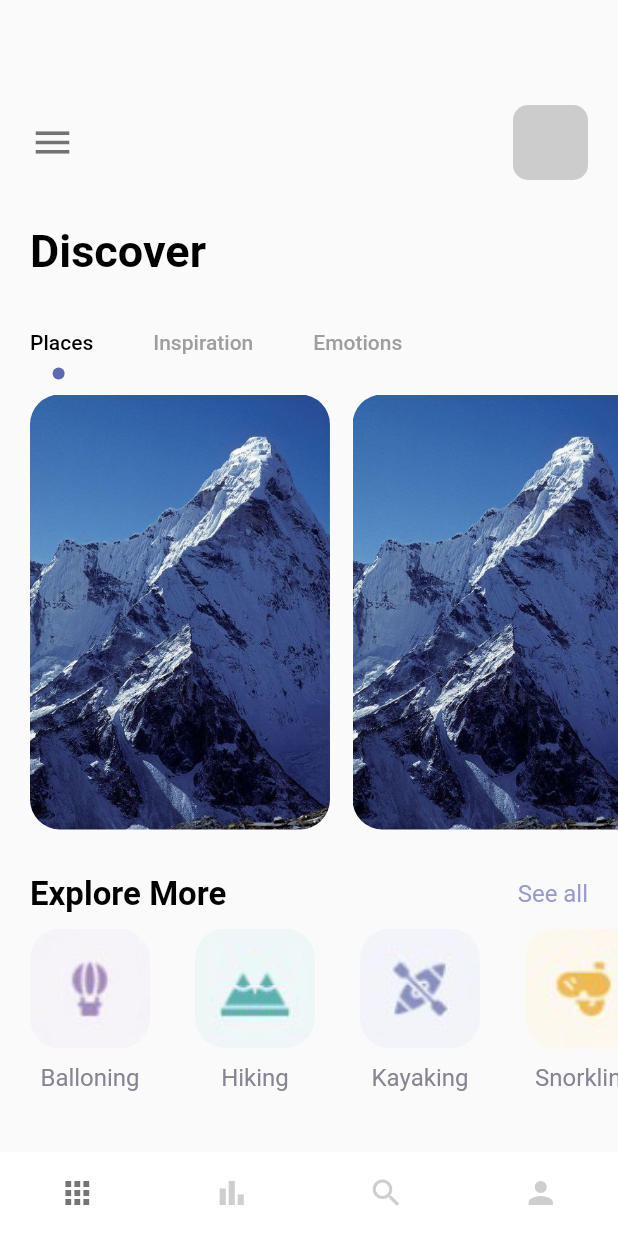
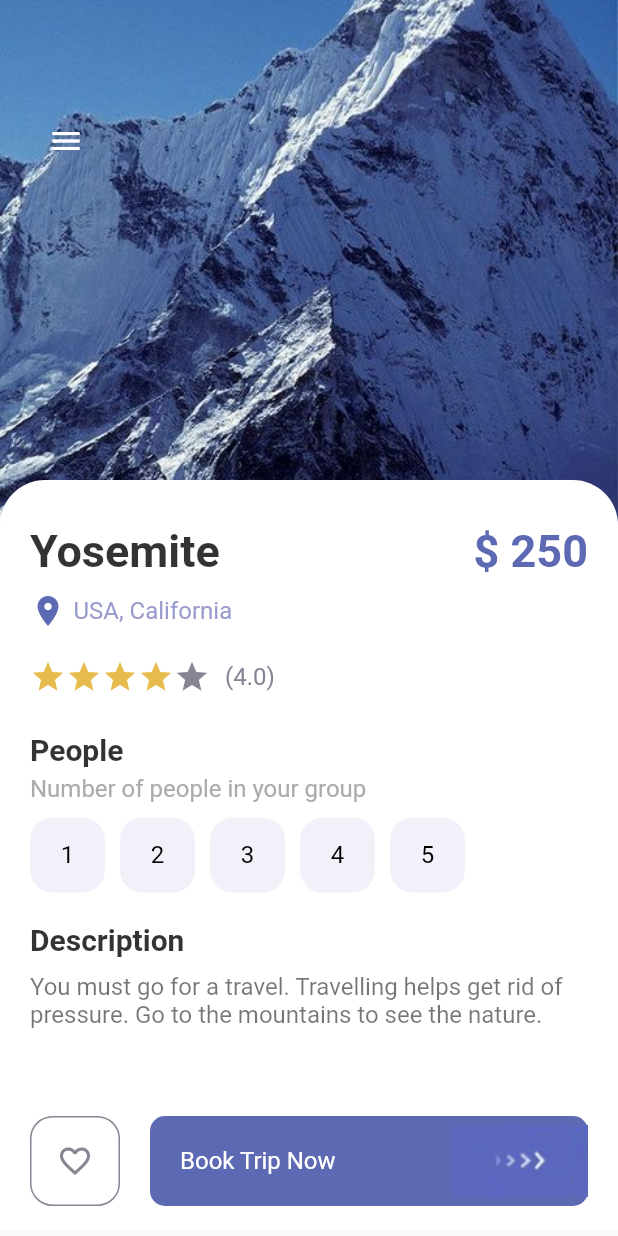
Before and after one commit to mamaM4U/flutter_cubit_trip_tips_app, a Flutter app: the screen it shows after launch, on a phone screen of 412 x 824 dp. Run offline on Flutter 3.47's test engine with Material 2 defaults, Android fonts, the phone set to English and light mode, and no system bars.

Commit message:
ui detail

```diff
--- a/lib/main.dart
+++ b/lib/main.dart
@@ -1,4 +1,5 @@
 import 'package:flutter/material.dart';
+import 'package:flutter_cubit_trip_tips_app/pages/detail_page.dart';
 import 'package:flutter_cubit_trip_tips_app/pages/navpages/main_page.dart';
 import 'package:flutter_cubit_trip_tips_app/pages/welcome_page.dart';
 
@@ -26,7 +27,7 @@ class MyApp extends StatelessWidget {
         // is not restarted.
         primarySwatch: Colors.blue,
       ),
-      home: const MainPage(),
+      home: const DetailPage(),
     );
   }
 }
--- /dev/null
+++ b/lib/pages/detail_page.dart
@@ -0,0 +1,169 @@
+import 'package:flutter/cupertino.dart';
+import 'package:flutter/material.dart';
+import 'package:flutter_cubit_trip_tips_app/constants/colors.dart';
+import 'package:flutter_cubit_trip_tips_app/widgets/app_button.dart';
+import 'package:flutter_cubit_trip_tips_app/widgets/app_large_text.dart';
+import 'package:flutter_cubit_trip_tips_app/widgets/app_text.dart';
+import 'package:flutter_cubit_trip_tips_app/widgets/responsive_button.dart';
+
+class DetailPage extends StatefulWidget {
+  const DetailPage({Key? key}) : super(key: key);
+
+  @override
+  _DetailPageState createState() => _DetailPageState();
+}
+
+class _DetailPageState extends State<DetailPage> {
+  int gottenStars = 4;
+  int selectedIndex = -1;
+  @override
+  Widget build(BuildContext context) {
+    return Scaffold(
+      body: Container(
+        width: double.maxFinite,
+        height: double.maxFinite,
+        child: Stack(
+          children: [
+            Positioned(
+                left: 0,
+                right: 0,
+                child: Container(
+                    width: double.maxFinite,
+                    height: 350,
+                    decoration: BoxDecoration(
+                        image: DecorationImage(
+                            image: AssetImage("assets/mountain.jpeg"),
+                            fit: BoxFit.cover)))),
+            Positioned(
+                left: 20,
+                top: 70,
+                child: Row(
+                  children: [
+                    IconButton(
+                      onPressed: () {},
+                      icon: Icon(Icons.menu),
+                      color: Colors.white,
+                    ),
+                  ],
+                )),
+            Positioned(
+                top: 320,
+                child: Container(
+                    padding:const EdgeInsets.only(left:20, right:20,top:30),
+                    width: MediaQuery.of(context).size.width,
+                    height: 500,
+                    decoration:
+                        BoxDecoration(
+                            color: Colors.white,
+                            borderRadius: BorderRadius.only(
+                              topLeft: Radius.circular(30),
+                              topRight: Radius.circular(30),
+                            )
+                        ),
+                  child: Column(
+                    crossAxisAlignment: CrossAxisAlignment.start,
+                    children: [
+                      Row(
+                        mainAxisAlignment: MainAxisAlignment.spaceBetween,
+                        children: [
+                          AppLargeText(
+                            text: "Yosemite",
+                            color : Colors.black.withOpacity(0.8)
+                          ),
+                          AppLargeText(
+                              text: "\$ 250",
+                            color : AppColors.mainColor
+                          )
+                        ],
+                      ),
+                      SizedBox(height:10),
+                      Row(
+                        children: [
+                          Icon(Icons.location_on,color: AppColors.mainColor),
+                          SizedBox(width:5),
+                          AppText(text:"USA, California", color:AppColors.textColor1)
+
+                        ],
+                      ),
+                      SizedBox(height:20),
+                      Row(
+                        children: [
+                          Wrap(
+                            children:
+                              List.generate(5, (index){
+                                return Icon(Icons.star,color:index<gottenStars?AppColors.starColor:AppColors.textColor2);
+                              }),
+                          ),
+                          SizedBox(width:10),
+                          AppText(text:"(4.0)",color : AppColors.textColor2)
+                        ],
+                      ),
+                      SizedBox(height:25),
+                      AppLargeText(text:"People", color: Colors.black.withOpacity(0.8),size :20),
+                      SizedBox(height:5),
+                      AppText(text:"Number of people in your group", color: AppColors.mainTextColor),
+                      SizedBox(height:10),
+                      Wrap(
+                        children: List.generate(5,(index){
+                          return GestureDetector(
+                            onTap:(){
+                              setState(() {
+                                selectedIndex = index;
+                              });
+                            },
+                            child: Container(
+                              margin : const EdgeInsets.only(right:10),
+                              child: AppButton(
+                                  color: selectedIndex==index?Colors.white:Colors.black,
+                                  backgroundColor:selectedIndex==index? Colors.black:AppColors.buttonBackground,
+                                  size: 50,
+                                  borderColor: selectedIndex==index? Colors.black:AppColors.buttonBackground,
+                                  text: (index+1).toString()
+                              ),
+                            ),
+                          );
+                        }),
+                      ),
+                      SizedBox(height:20),
+                      AppLargeText(text:"Description", color: Colors.black.withOpacity(0.8),size :20),
+                      SizedBox(height:10),
+                      AppText(text:"You must go for a travel. Travelling helps get rid of pressure. Go to the mountains to see the nature."),
+                      SizedBox(height:20),
+                      Row(
+                        children: [
+
+                        ],
+                      )
+                    ],
+                  ),
+                )
+            ),
+            Positioned(
+              bottom : 20,
+              left:20,
+                right:20,
+              child: Row(
+                children: [
+                  AppButton(
+                    size:60,
+                    color: AppColors.textColor2,
+                    backgroundColor: Colors.white,
+                    borderColor: AppColors.textColor2,
+                    icon: Icons.favorite_border,
+                    isIcon:true
+                  ),
+                  SizedBox(width:20),
+                  ResponsiveButton(
+                    isResponsive: true,
+
+                  )
+
+                ],
+              )
+            ),
+          ],
+        ),
+      ),
+    );
+  }
+}
--- /dev/null
+++ b/lib/widgets/app_button.dart
@@ -0,0 +1,34 @@
+import 'package:flutter/cupertino.dart';
+import 'package:flutter/material.dart';
+import 'package:flutter_cubit_trip_tips_app/constants/colors.dart';
+
+import 'app_text.dart';
+
+class AppButton extends StatelessWidget {
+  final Color color;
+  final Color backgroundColor;
+  final double size;
+  final Color borderColor;
+  String? text;
+  IconData? icon;
+  bool? isIcon;
+
+  AppButton({Key? key, this.isIcon=false,this.text="hi",this.icon,required this.color, required this.backgroundColor, required this.size, required this.borderColor}) : super(key: key);
+
+  @override
+  Widget build(BuildContext context) {
+    return Container(
+        width: size,
+        height: size,
+        decoration : BoxDecoration(
+          border: Border.all(
+            color : borderColor,
+            width:1.0
+          ),
+            borderRadius : BorderRadius.circular(15),
+            color : backgroundColor
+        ),
+      child : Center(child: isIcon==false?AppText(text: text!,color:color):Icon(icon,color: color,))
+    );
+  }
+}
--- a/lib/widgets/responsive_button.dart
+++ b/lib/widgets/responsive_button.dart
@@ -1,25 +1,31 @@
 import 'package:flutter/cupertino.dart';
+import 'package:flutter/material.dart';
 import 'package:flutter_cubit_trip_tips_app/constants/colors.dart';
+
+import 'app_text.dart';
 
 class ResponsiveButton extends StatelessWidget {
   bool? isResponsive;
   double? width;
-  ResponsiveButton({Key? key,this.width,this.isResponsive=false}) : super(key: key);
+  ResponsiveButton({Key? key,this.width=120,this.isResponsive=false}) : super(key: key);
 
   @override
   Widget build(BuildContext context) {
-    return Container(
-      width: width,
+    return Flexible(
+      child: Container(
+        width: isResponsive==true?double.maxFinite:width,
         height: 60,
         decoration: BoxDecoration(
           borderRadius: BorderRadius.circular(10),
           color: AppColors.mainColor
         ),
         child: Row(
-        mainAxisAlignment: MainAxisAlignment.center,
+          mainAxisAlignment: isResponsive==true? MainAxisAlignment.spaceBetween:MainAxisAlignment.center,
           children: [
+            isResponsive==true?Container(margin: const EdgeInsets.only(left:20),child: AppText(text: "Book Trip Now",color:Colors.white)):Container(),
             Image.asset("assets/button-one.png")
           ],
+        ),
       ),
     );
   }
```
Lines whose indentation alone changed are shown as unchanged.
